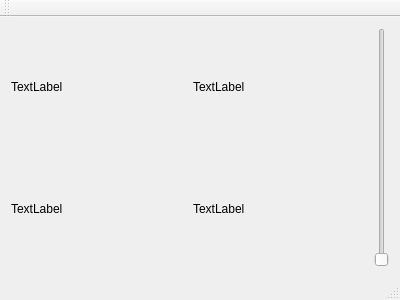
First picture: the form in VisInfProc/mainwindow.ui, repository rottaca/VisInfProcProjectSeminar, before the edit.
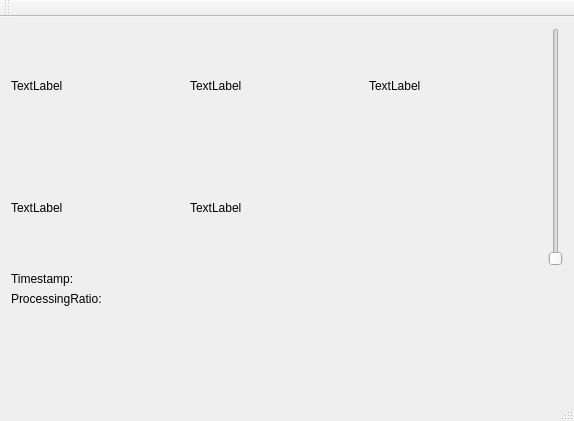
Second picture: the form after the edit. Custom widgets are drawn as their Qt base class.

```diff
--- a/VisInfProc/mainwindow.ui
+++ b/VisInfProc/mainwindow.ui
@@ -6,8 +6,8 @@
    <rect>
     <x>0</x>
     <y>0</y>
-    <width>400</width>
-    <height>300</height>
+    <width>574</width>
+    <height>421</height>
    </rect>
   </property>
   <property name="windowTitle">
@@ -35,27 +35,7 @@
       </property>
      </widget>
     </item>
-    <item row="1" column="1">
-     <widget class="QLabel" name="label_4">
-      <property name="text">
-       <string>TextLabel</string>
-      </property>
-      <property name="scaledContents">
-       <bool>false</bool>
-      </property>
-     </widget>
-    </item>
-    <item row="1" column="0">
-     <widget class="QLabel" name="label_3">
-      <property name="text">
-       <string>TextLabel</string>
-      </property>
-      <property name="scaledContents">
-       <bool>false</bool>
-      </property>
-     </widget>
-    </item>
-    <item row="0" column="2" rowspan="2">
+    <item row="0" column="3" rowspan="2">
      <widget class="QSlider" name="verticalSlider">
       <property name="maximum">
        <number>24</number>
@@ -65,6 +45,89 @@
       </property>
      </widget>
     </item>
+    <item row="1" column="1">
+     <widget class="AspectRatioPixmapLabel" name="label_4">
+      <property name="text">
+       <string>TextLabel</string>
+      </property>
+      <property name="scaledContents">
+       <bool>false</bool>
+      </property>
+     </widget>
+    </item>
+    <item row="0" column="2">
+     <widget class="AspectRatioPixmapLabel" name="label_eventwindow">
+      <property name="text">
+       <string>TextLabel</string>
+      </property>
+     </widget>
+    </item>
+    <item row="1" column="0">
+     <widget class="AspectRatioPixmapLabel" name="label_3">
+      <property name="text">
+       <string>TextLabel</string>
+      </property>
+      <property name="scaledContents">
+       <bool>false</bool>
+      </property>
+     </widget>
+    </item>
+    <item row="2" column="0" colspan="4">
+     <layout class="QFormLayout" name="formLayout">
+      <item row="1" column="1">
+       <widget class="QLabel" name="l_timestamp">
+        <property name="sizePolicy">
+         <sizepolicy hsizetype="Preferred" vsizetype="Maximum">
+          <horstretch>0</horstretch>
+          <verstretch>0</verstretch>
+         </sizepolicy>
+        </property>
+        <property name="text">
+         <string/>
+        </property>
+       </widget>
+      </item>
+      <item row="1" column="0">
+       <widget class="QLabel" name="l_label">
+        <property name="sizePolicy">
+         <sizepolicy hsizetype="Preferred" vsizetype="Maximum">
+          <horstretch>0</horstretch>
+          <verstretch>0</verstretch>
+         </sizepolicy>
+        </property>
+        <property name="text">
+         <string>Timestamp:</string>
+        </property>
+       </widget>
+      </item>
+      <item row="2" column="1">
+       <widget class="QLabel" name="l_proc_ratio">
+        <property name="sizePolicy">
+         <sizepolicy hsizetype="Preferred" vsizetype="Maximum">
+          <horstretch>0</horstretch>
+          <verstretch>0</verstretch>
+         </sizepolicy>
+        </property>
+        <property name="text">
+         <string/>
+        </property>
+       </widget>
+      </item>
+      <item row="2" column="0">
+       <widget class="QLabel" name="l_timestamp_4">
+        <property name="sizePolicy">
+         <sizepolicy hsizetype="Preferred" vsizetype="Maximum">
+          <horstretch>0</horstretch>
+          <verstretch>0</verstretch>
+         </sizepolicy>
+        </property>
+        <property name="text">
+         <string>ProcessingRatio:</string>
+        </property>
+       </widget>
+      </item>
+     </layout>
+    </item>
    </layout>
   </widget>
   <widget class="QMenuBar" name="menuBar">
@@ -88,6 +151,13 @@
   <widget class="QStatusBar" name="statusBar"/>
  </widget>
  <layoutdefault spacing="6" margin="11"/>
+ <customwidgets>
+  <customwidget>
+   <class>AspectRatioPixmapLabel</class>
+   <extends>QLabel</extends>
+   <header>aspectratiopixmaplabel.h</header>
+  </customwidget>
+ </customwidgets>
  <resources/>
  <connections/>
 </ui>
```
Left out of the diff: 6 changed lines with no effect on the pictures.
